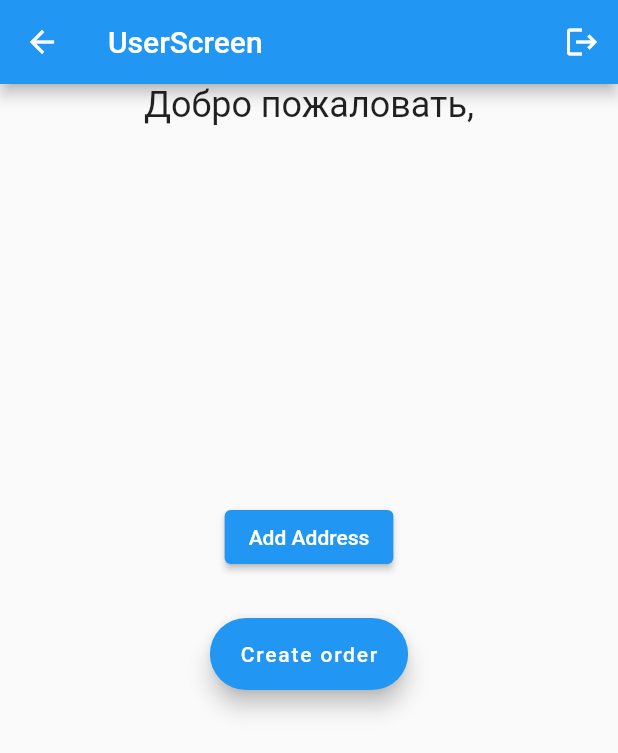
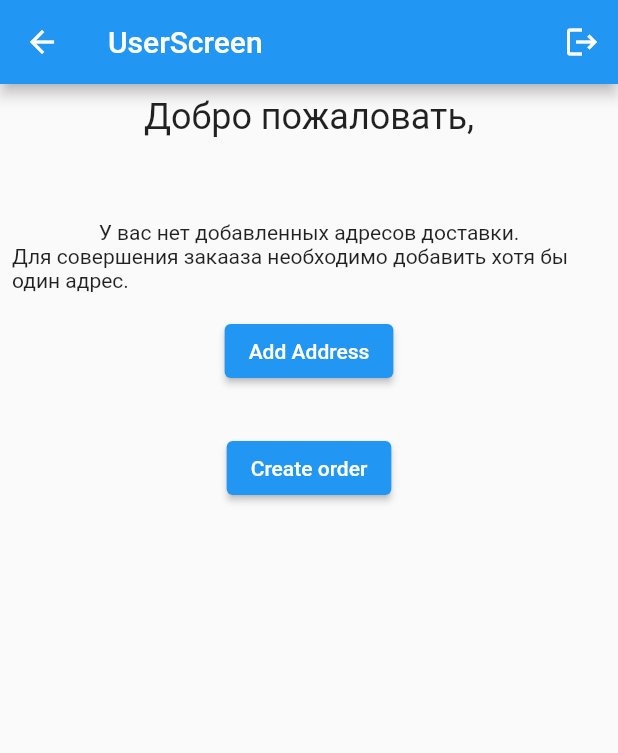
Before and after one commit to Seredyn/water_delivery, a Flutter app: the UserScreen screen opened by its route, on a phone screen of 412 x 824 dp. Shown: the top 753 px of the screen. Run offline on Flutter 3.47's test engine with Material 2 defaults, Android fonts, the phone set to English and light mode, and no system bars; our stand-ins replace bloc, cloud_firestore, equatable, firebase_auth, firebase_core, flutter_bloc and 2 more; accounts and stored records are empty.

Commit message:
Добавлена заглушка, когда у пользователя нет адресов.

```diff
--- a/lib/bloc/auth_cubit.dart
+++ b/lib/bloc/auth_cubit.dart
@@ -169,7 +169,7 @@ class AuthCubit extends Cubit<AuthState> {
     //     Navigator.of(context).pushReplacementNamed(UserScreen.id);
     //   }
     // });
-    Navigator.of(context).pushReplacementNamed(AdminScreen.id);
+    Navigator.of(context).pushReplacementNamed(UserScreen.id);
   }
 
   Future<void> addProduct({
--- a/lib/screens/create_order_screen.dart
+++ b/lib/screens/create_order_screen.dart
@@ -16,8 +16,7 @@ class _CreateOrderScreenState extends State<CreateOrderScreen> {
       appBar: AppBar(
         title: Text("Create Order"),
       ),
-      body: Center(
-        child: Column(children: [
+      body: Column(children: [
         Text ("Address (список всех адресов пользователя для выбора одного)"),
         Text ("Water type <List> or Map with count. Возможность заказать несколько разных баллонов на один адресс"),
         Text ("Время ожидания доставки"),
@@ -26,7 +25,6 @@ class _CreateOrderScreenState extends State<CreateOrderScreen> {
           label: Text("Confirm"),
         ),
       ],),
-      ),
     );
   }
 }
--- a/lib/screens/user_screen.dart
+++ b/lib/screens/user_screen.dart
@@ -11,7 +11,6 @@ class UserScreen extends StatefulWidget {
   UserScreen({Key? key}) : super(key: key);
 
   static const String id = "user_screen";
-
 
   @override
   _UserScreenState createState() => _UserScreenState();
@@ -36,24 +35,20 @@ class _UserScreenState extends State<UserScreen> {
     super.initState();
   }
 
-
   CollectionReference users = FirebaseFirestore.instance.collection('users');
   final String currentUserId = FirebaseAuth.instance.currentUser!.uid;
 
-  String? userNameFromFirebaseAuth = FirebaseAuth.instance.currentUser
-      ?.displayName;
+  String? userNameFromFirebaseAuth =
+      FirebaseAuth.instance.currentUser?.displayName;
   String? userNameFromFireStore;
-
 
   @override
   Widget build(BuildContext context) {
-    final String currentUserName = userNameFromFireStore ??
-        userNameFromFirebaseAuth ?? "";
+    final String currentUserName =
+        userNameFromFireStore ?? userNameFromFirebaseAuth ?? "";
 
-    final Stream<QuerySnapshot> _addressStream = users
-        .doc(currentUserId)
-        .collection("addresses")
-        .snapshots();
+    final Stream<QuerySnapshot> _addressStream =
+        users.doc(currentUserId).collection("addresses").snapshots();
 
     return Scaffold(
       appBar: AppBar(
@@ -70,21 +65,25 @@ class _UserScreenState extends State<UserScreen> {
         ],
       ),
       body: SafeArea(
+        child: Padding(
+          padding: const EdgeInsets.all(8.0),
           child: SingleChildScrollView(
             child: Center(
               child: Column(
                 mainAxisAlignment: MainAxisAlignment.center,
                 crossAxisAlignment: CrossAxisAlignment.center,
                 children: <Widget>[
-                Text("Добро пожаловать,", style: Theme
-                    .of(context)
-                    .textTheme
-                    .headline5,),
-                Text(currentUserName, style: Theme
-                    .of(context)
-                    .textTheme
-                    .headline4,),
-                SizedBox(height: 15,),
+                  Text(
+                    "Добро пожаловать,",
+                    style: Theme.of(context).textTheme.headline5,
+                  ),
+                  Text(
+                    currentUserName,
+                    style: Theme.of(context).textTheme.headline4,
+                  ),
+                  SizedBox(
+                    height: 15,
+                  ),
                   StreamBuilder<QuerySnapshot>(
                       stream: _addressStream,
                       builder: (context, snapshot) {
@@ -93,42 +92,60 @@ class _UserScreenState extends State<UserScreen> {
                             child: Text("snapshot has error"),
                           );
                         }
-                      if (snapshot.connectionState == ConnectionState.waiting ||
+                        if (snapshot.connectionState ==
+                                ConnectionState.waiting ||
                             snapshot.connectionState == ConnectionState.none) {
                           return Center(
                             child: Text("Loading..."),
                           );
                         }
+                        if (snapshot.data?.docs.length == 0) {
+                          return Column(
+                            children: [
+                              Text("У вас нет добавленных адресов доставки."),
+                              Text("Для совершения закааза необходимо добавить хотя бы один адрес."),
+                            ],
+                          );
+                        }
                         return Container(
                           height: 180,
                           child: ListView.builder(
-
                               shrinkWrap: true,
                               itemCount: snapshot.data?.docs.length ?? 0,
                               itemBuilder: (context, index) {
-                              final DocumentSnapshot doc = snapshot.data!.docs[index];
+                                final DocumentSnapshot doc =
+                                    snapshot.data!.docs[index];
 
-                              return ListTile (
+                                return ListTile(
                                   leading: Icon(Icons.map),
-                                title: Text(doc.get("streetName") + ", " + doc.get("houseNumber") + ", " + doc.get("apartmentNumber")),
-                              );
-                            }
-                        ),
+                                  title: Text(doc.get("streetName") +
+                                      ", " +
+                                      doc.get("houseNumber") +
+                                      ", " +
+                                      doc.get("apartmentNumber")),
                                 );
                               }),
-                SizedBox(height: 15,),
+                        );
+                      }),
+                  SizedBox(
+                    height: 15,
+                  ),
                   ElevatedButton(
                       onPressed: () async {
                         await _goToAddAddressScreen();
                       },
                       child: Text("Add Address")),
-                SizedBox(height: 30,),
-                FloatingActionButton.extended(
+                  SizedBox(
+                    height: 30,
+                  ),
+                  ElevatedButton(
+                    child: Text("Create order"),
                     onPressed: () async {
                       await _goToCreateOrderScreen();
                     },
-                    label: Text("Create order")),
+                  ),
                 ],
+              ),
             ),
           ),
         ),
```
Also changed, not shown: lib/screens/sign_in_screen.dart (+23 -3 lines). Lines whose indentation alone changed are shown as unchanged.
